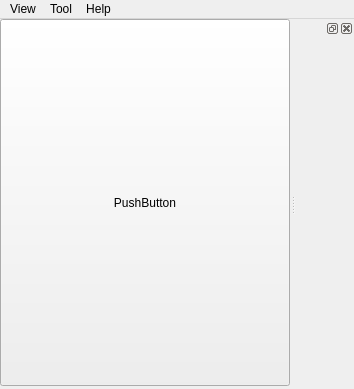
Qt form src/ui/home.ui (LambolAlee/PasTk-Cpp) before a commit.
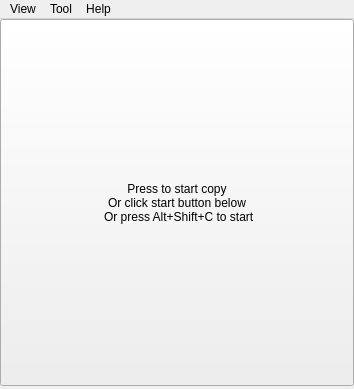
The same form after that commit. The open tabs and pages were chosen to show the change. Icons and pictures are not drawn.

Commit message: connect data model with the home page and add basic insert update and delete functions to the home page. add clipboard watcher

```diff
--- a/src/ui/home.ui
+++ b/src/ui/home.ui
@@ -61,7 +61,9 @@
            </sizepolicy>
           </property>
           <property name="text">
-           <string>PushButton</string>
+           <string>Press to start copy
+Or click start button below
+ Or press Alt+Shift+C to start</string>
           </property>
          </widget>
         </item>
@@ -136,12 +138,6 @@
    <addaction name="menuTool"/>
    <addaction name="menuHelp"/>
   </widget>
-  <widget class="QDockWidget" name="itemDock">
-   <attribute name="dockWidgetArea">
-    <number>2</number>
-   </attribute>
-   <widget class="QWidget" name="dockWidgetContents"/>
-  </widget>
   <action name="actionTemplate_Editor">
    <property name="icon">
     <iconset resource="../resources/rc.qrc">
```
Left out of the diff: 9 changed lines with no effect on the pictures. The commit also changes 19 other files.
